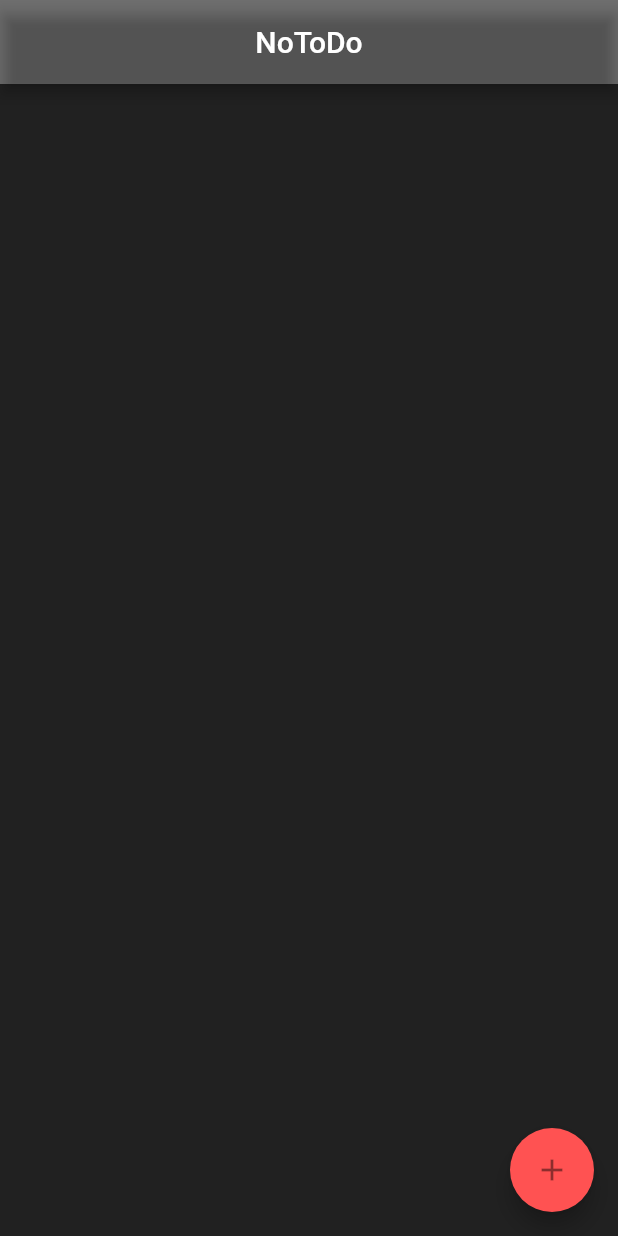
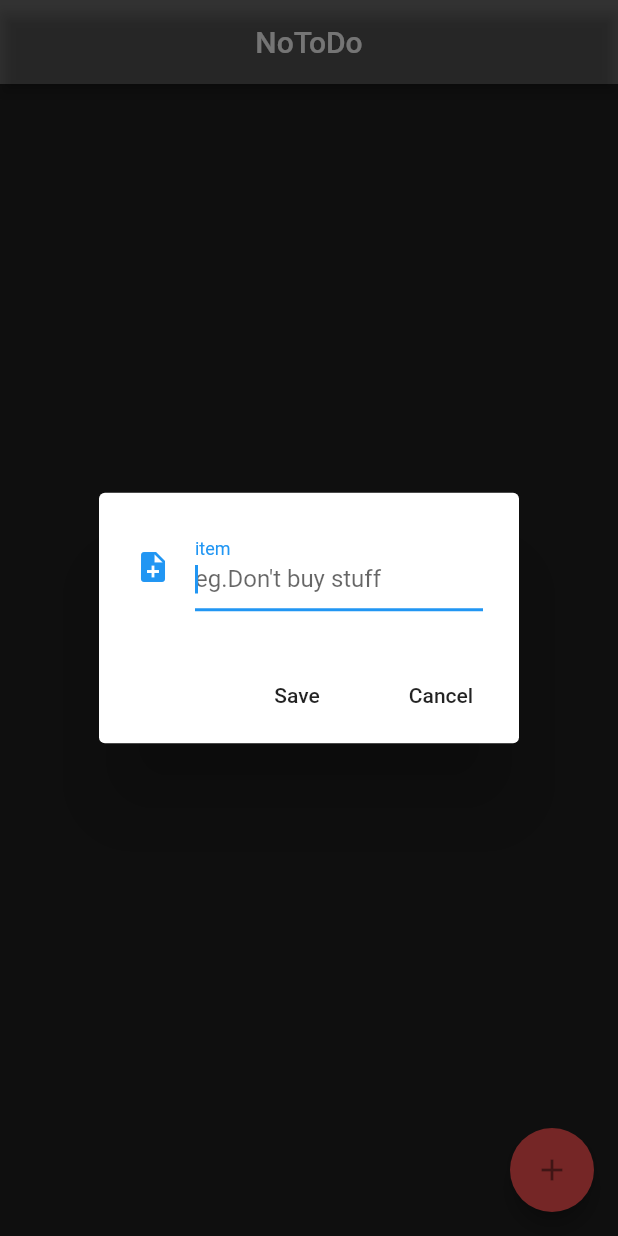
Before and after one commit to hashika2/FlutterApps, a Flutter app: the screen it shows after launch, after a tap on the "add" icon, on a phone screen of 412 x 824 dp. Run offline on Flutter 3.47's test engine with Material 2 defaults, Android fonts, the phone set to English and light mode, and no system bars; our stand-ins replace shared_preferences, sqflite; missing offline and left inert: fapp; accounts and stored records are empty.

Commit message:
database
set database to app

```diff
--- a/notodo_app/lib/model/nodo_item.dart
+++ b/notodo_app/lib/model/nodo_item.dart
@@ -0,0 +1 @@
+ // TODO Implement this library.
--- a/notodo_app/lib/ui/model/nodo_item.dart
+++ b/notodo_app/lib/ui/model/nodo_item.dart
@@ -46,7 +46,7 @@ class NoDoItem extends StatelessWidget {
         crossAxisAlignment:CrossAxisAlignment.start,
         children: <Widget>[
           Text(_itemName,
-            style:TextStyle(
+            style:new TextStyle(
               color: Colors.white,
               fontWeight: FontWeight.bold,
               fontSize:16.9
--- a/notodo_app/lib/ui/notodo_screen.dart
+++ b/notodo_app/lib/ui/notodo_screen.dart
@@ -1,4 +1,6 @@
 import 'package:flutter/material.dart';
+import 'package:notodo_app/ui/model/nodo_item.dart';
+import 'package:notodo_app/ui/util/database_client.dart';
 
 class NotoDoScreen extends StatefulWidget {
   NotoDoScreen({Key key}) : super(key: key);
@@ -7,6 +9,18 @@ class NotoDoScreen extends StatefulWidget {
 }
 
 class _NotoDoScreenState extends State<NotoDoScreen> {
+  final TextEditingController  _textEditingController = new TextEditingController();
+  var db=new DatabaseHelper();
+
+   Future _handleSubmit(String text) async {
+     _textEditingController.clear();
+     NoDoItem noDoItem= new NoDoItem(text, DateTime.now().toIso8601String());
+     int savedItemId= await db.saveItem(noDoItem);
+
+     print("item saved id:$savedItemId");
+
+   }
+
   @override
   Widget build(BuildContext context) {
     return Scaffold(
@@ -26,5 +40,43 @@ class _NotoDoScreenState extends State<NotoDoScreen> {
          }
 
          void _showFormDiaog() {
-  }
+           var alert=new AlertDialog(
+             content: new Row(
+               children: <Widget>[
+                 new Expanded(
+                   child: new TextField(
+                     controller: _textEditingController,
+                     autofocus: true,
+                     decoration: new InputDecoration(
+                       labelText: "item",
+                       hintText: "eg.Don't buy stuff",
+                       icon: new Icon(Icons.note_add)
+                     ),
+                   ),
+                 )
+               ],
+             ),
+             actions: <Widget>[
+               new FlatButton(
+                 onPressed: (){
+                   _handleSubmit(_textEditingController.text);
+                                      _textEditingController.clear();
+                                    },
+                                    child: Text("Save"),),
+                                    new FlatButton(
+                                      onPressed: ()=>Navigator.pop(context),
+                                      child: Text("Cancel"),
+                                    )
+                                ],
+                              );
+
+                              showDialog(context: context,
+                                builder: (_){
+                                  return alert;
+                                }
+                              );
+
+                           }
+
+
 }
--- a/notodo_app/lib/ui/util/database_client.dart
+++ b/notodo_app/lib/ui/util/database_client.dart
@@ -89,6 +89,13 @@ class DatabaseHelper {
      where: "$columnId = ?", whereArgs: [id]);
   }
 
+  Future<int> saveItem(NoDoItem item) async {
+    var dbClient = await db;
+    int res = await dbClient.insert("$tableUser", item.toMap());
+    print(res.toString());
+    return res;
+  }
+
 
   Future<int> updateUser(NoDoItem user) async {
     var dbClient = await db;
```
